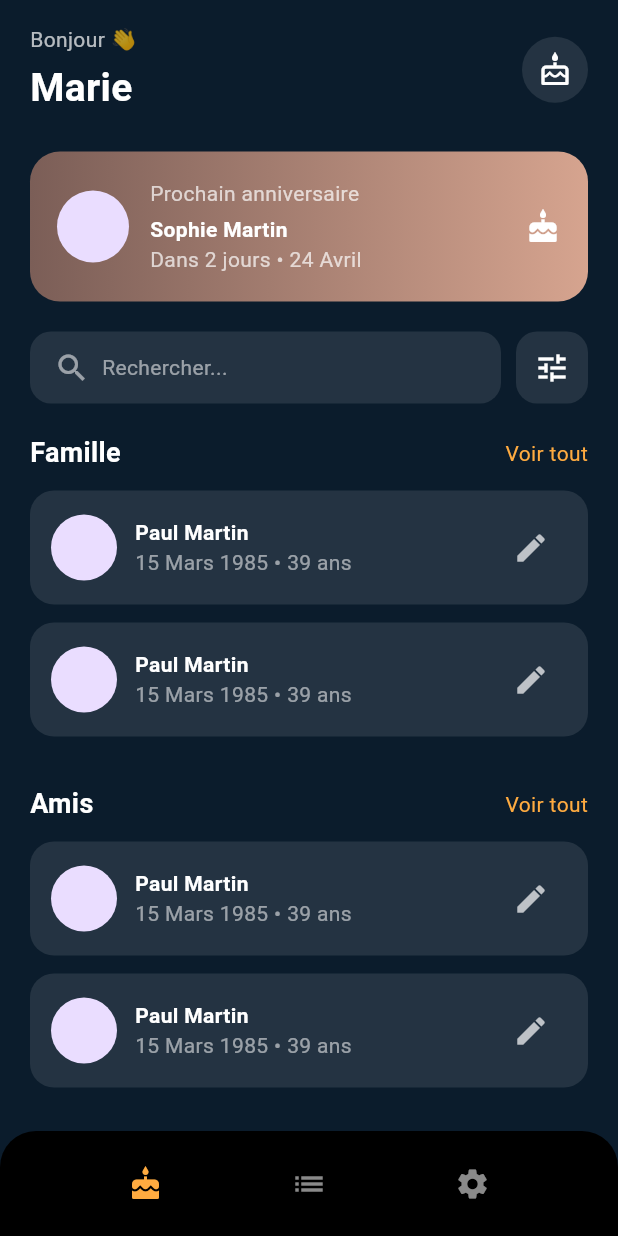
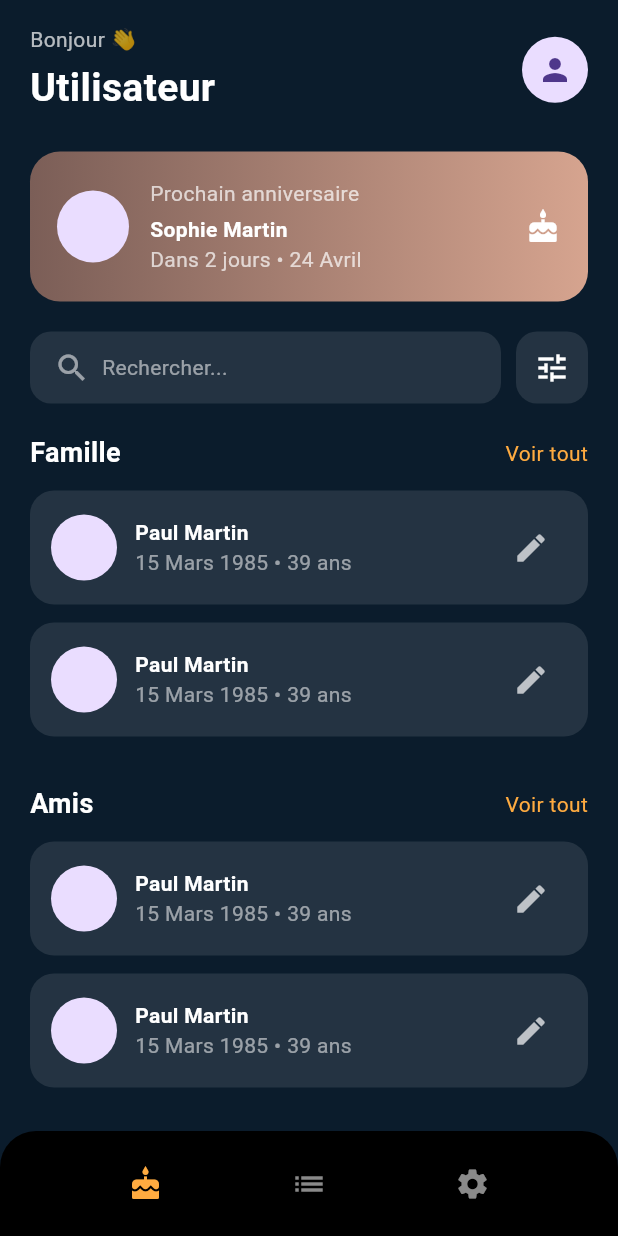
Before and after one commit to nautiii/kairos, a Flutter app: the screen it shows after launch, on a phone screen of 412 x 824 dp. Run offline on Flutter 3.47's test engine with Material 3 defaults, Android fonts, the phone set to English and light mode, and no system bars; our stand-ins replace cloud_firestore, firebase_core; accounts and stored records are empty.

Commit message:
add user repository and model

```diff
--- /dev/null
+++ b/lib/data/models/user_model.dart
@@ -0,0 +1,21 @@
+import 'package:cloud_firestore/cloud_firestore.dart';
+
+class UserModel {
+  final String id;
+  final String name;
+  final String surname;
+
+  const UserModel({
+    required this.id,
+    required this.name,
+    required this.surname,
+  });
+
+  factory UserModel.fromFirestore(
+    QueryDocumentSnapshot<Map<String, dynamic>> doc,
+  ) {
+    final data = doc.data();
+
+    return UserModel(id: doc.id, name: data['name'], surname: data['surname']);
+  }
+}
--- /dev/null
+++ b/lib/data/repositories/user_repository.dart
@@ -0,0 +1,25 @@
+import 'package:cloud_firestore/cloud_firestore.dart';
+
+import '../models/user_model.dart';
+
+class UserRepository {
+  final CollectionReference<Map<String, dynamic>> _users = FirebaseFirestore
+      .instance
+      .collection('user');
+
+  Future<UserModel?> fetchUser({
+    required String name,
+    required String surname,
+  }) async {
+    final query =
+        await _users
+            .where('name', isEqualTo: name)
+            .where('surname', isEqualTo: surname)
+            .limit(1)
+            .get();
+
+    return query.docs.isEmpty
+        ? null
+        : UserModel.fromFirestore(query.docs.first);
+  }
+}
--- a/lib/features/birthday/home_page.dart
+++ b/lib/features/birthday/home_page.dart
@@ -15,7 +15,7 @@ class HomePage extends StatelessWidget {
 
   @override
   Widget build(BuildContext context) {
-    return StreamBuilder(
+    return StreamBuilder<List<BirthdayModel>>(
       stream: repository.watchBirthdays(),
       builder: (BuildContext context, AsyncSnapshot snapshot) {
         switch (snapshot.connectionState) {
@@ -56,15 +56,15 @@ class BirthdayList extends StatelessWidget {
           padding: const EdgeInsets.symmetric(horizontal: 20),
           child: Column(
             crossAxisAlignment: CrossAxisAlignment.start,
-            children: const [
-              SizedBox(height: 16),
+            children: [
+              const SizedBox(height: 16),
               Header(),
-              SizedBox(height: 24),
-              NextBirthdayCard(),
-              SizedBox(height: 20),
-              SearchBarWidget(),
-              SizedBox(height: 20),
-              Expanded(child: ContactSections()),
+              const SizedBox(height: 24),
+              const NextBirthdayCard(),
+              const SizedBox(height: 20),
+              const SearchBarWidget(),
+              const SizedBox(height: 20),
+              const Expanded(child: ContactSections()),
             ],
           ),
         ),
--- a/lib/header.dart
+++ b/lib/header.dart
@@ -1,21 +1,45 @@
 import 'package:flutter/material.dart';
 
+import '../../data/models/user_model.dart';
+import '../../data/repositories/user_repository.dart';
+
 class Header extends StatelessWidget {
-  const Header({super.key});
+  Header({super.key});
+
+  final UserRepository repository = UserRepository();
 
   @override
   Widget build(BuildContext context) {
+    return FutureBuilder<UserModel?>(
+      future: repository.fetchUser(name: "Maillard", surname: "Quentin"),
+      builder: (BuildContext context, AsyncSnapshot snapshot) {
+        if (snapshot.connectionState == ConnectionState.waiting) {
+          return const SizedBox(
+            height: 60,
+            child: Center(child: CircularProgressIndicator()),
+          );
+        }
+
+        if (snapshot.hasError) {
+          return const Text("Erreur utilisateur");
+        }
+
+        final user = snapshot.data;
+
         return Row(
           mainAxisAlignment: MainAxisAlignment.spaceBetween,
           children: [
             Column(
               crossAxisAlignment: CrossAxisAlignment.start,
-          children: const [
-            Text("Bonjour 👋", style: TextStyle(color: Colors.white70)),
-            SizedBox(height: 4),
+              children: [
+                const Text(
+                  "Bonjour 👋",
+                  style: TextStyle(color: Colors.white70),
+                ),
+                const SizedBox(height: 4),
                 Text(
-              "Marie",
-              style: TextStyle(
+                  user != null ? "${user.name} ${user.surname}" : "Utilisateur",
+                  style: const TextStyle(
                     fontSize: 26,
                     fontWeight: FontWeight.bold,
                     color: Colors.white,
@@ -23,12 +47,10 @@ class Header extends StatelessWidget {
                 ),
               ],
             ),
-        CircleAvatar(
-          radius: 22,
-          backgroundColor: Colors.white10,
-          child: Icon(Icons.cake_outlined, color: Colors.white),
-        ),
+            const CircleAvatar(radius: 22, child: Icon(Icons.person)),
           ],
+        );
+      },
     );
   }
 }
--- a/pubspec.yaml
+++ b/pubspec.yaml
@@ -30,8 +30,8 @@ environment:
 dependencies:
   flutter:
     sdk: flutter
-  cupertino_icons: ^1.0.8
-  provider: ^6.1.5
+  cupertino_icons: ^1.0.9
+  provider: ^6.1.5+1
   firebase_core: ^3.14.0
   cloud_firestore: ^5.6.9
 
```
Lines whose indentation alone changed are shown as unchanged.
